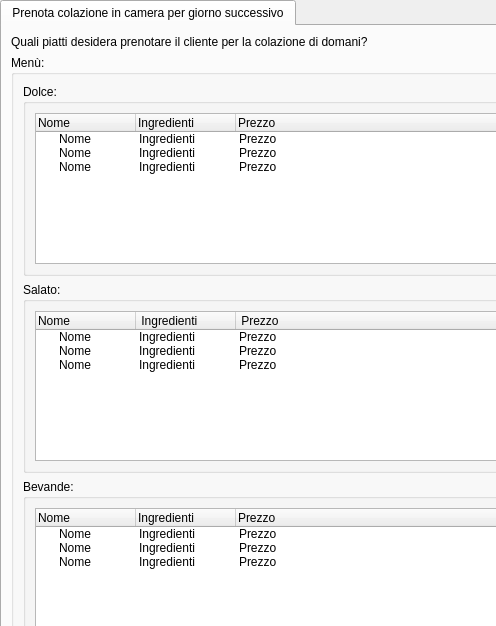
This is ui/Cameriere/GestisciCucina/PrenotaColazioneInCameraGiornoSuccessivo.ui in mdoraz/Hotel as Qt 5 draws it before an edit; both pictures show x 0 to 496 and y 0 to 626 of the 671 by 750 pixel window. The edited form follows.
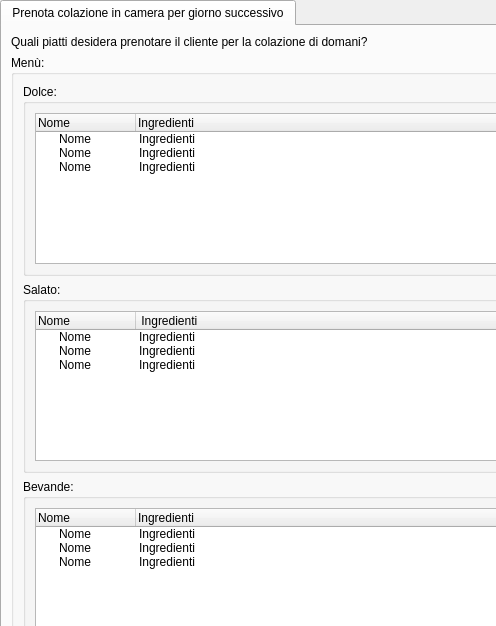
This is the edited form.

What changed in the file:
```diff
--- a/ui/Cameriere/GestisciCucina/PrenotaColazioneInCameraGiornoSuccessivo.ui
+++ b/ui/Cameriere/GestisciCucina/PrenotaColazioneInCameraGiornoSuccessivo.ui
@@ -94,11 +94,6 @@
               <string>Ingredienti</string>
              </property>
             </column>
-            <column>
-             <property name="text">
-              <string>Prezzo</string>
-             </property>
-            </column>
             <item>
              <property name="text">
               <string>Nome</string>
@@ -106,9 +101,6 @@
              <property name="text">
               <string>Ingredienti</string>
              </property>
-             <property name="text">
-              <string>Prezzo</string>
-             </property>
             </item>
             <item>
              <property name="text">
@@ -117,9 +109,6 @@
              <property name="text">
               <string>Ingredienti</string>
              </property>
-             <property name="text">
-              <string>Prezzo</string>
-             </property>
             </item>
             <item>
              <property name="text">
@@ -128,9 +117,6 @@
              <property name="text">
               <string>Ingredienti</string>
              </property>
-             <property name="text">
-              <string>Prezzo</string>
-             </property>
             </item>
            </widget>
           </item>
@@ -158,11 +144,6 @@
               <string> Ingredienti</string>
              </property>
             </column>
-            <column>
-             <property name="text">
-              <string> Prezzo</string>
-             </property>
-            </column>
             <item>
              <property name="text">
               <string>Nome</string>
@@ -170,9 +151,6 @@
              <property name="text">
               <string>Ingredienti</string>
              </property>
-             <property name="text">
-              <string>Prezzo</string>
-             </property>
             </item>
             <item>
              <property name="text">
@@ -181,9 +159,6 @@
              <property name="text">
               <string>Ingredienti</string>
              </property>
-             <property name="text">
-              <string>Prezzo</string>
-             </property>
             </item>
             <item>
              <property name="text">
@@ -192,9 +167,6 @@
              <property name="text">
               <string>Ingredienti</string>
              </property>
-             <property name="text">
-              <string>Prezzo</string>
-             </property>
             </item>
            </widget>
           </item>
@@ -406,11 +378,6 @@
               <string>Ingredienti</string>
              </property>
             </column>
-            <column>
-             <property name="text">
-              <string>Prezzo</string>
-             </property>
-            </column>
             <item>
              <property name="text">
               <string>Nome</string>
@@ -418,9 +385,6 @@
              <property name="text">
               <string>Ingredienti</string>
              </property>
-             <property name="text">
-              <string>Prezzo</string>
-             </property>
             </item>
             <item>
              <property name="text">
@@ -429,9 +393,6 @@
              <property name="text">
               <string>Ingredienti</string>
              </property>
-             <property name="text">
-              <string>Prezzo</string>
-             </property>
             </item>
             <item>
              <property name="text">
@@ -440,9 +401,6 @@
              <property name="text">
               <string>Ingredienti</string>
              </property>
-             <property name="text">
-              <string>Prezzo</string>
-             </property>
             </item>
            </widget>
           </item>
```
